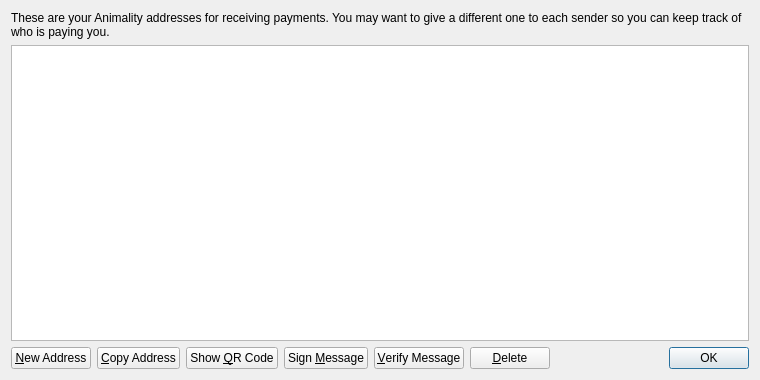
First picture: the form in src/qt/forms/addressbookpage.ui, repository AnimalityCoin/Animality_Master, before the edit.
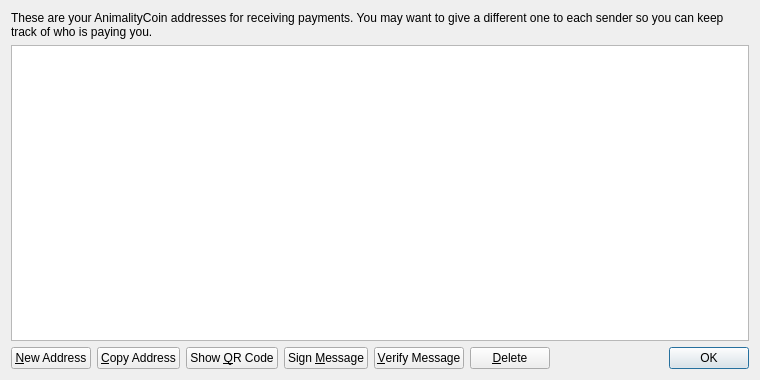
Second picture: the form after the edit. Icons and pictures are not drawn.

The edit to the form file:
```diff
--- a/src/qt/forms/addressbookpage.ui
+++ b/src/qt/forms/addressbookpage.ui
@@ -17,7 +17,7 @@
    <item>
     <widget class="QLabel" name="labelExplanation">
      <property name="text">
-      <string>These are your Animality addresses for receiving payments. You may want to give a different one to each sender so you can keep track of who is paying you.</string>
+      <string>These are your AnimalityCoin addresses for receiving payments. You may want to give a different one to each sender so you can keep track of who is paying you.</string>
      </property>
      <property name="textFormat">
       <enum>Qt::PlainText</enum>
```
Left out of the diff: 4 changed lines with no effect on the pictures.
